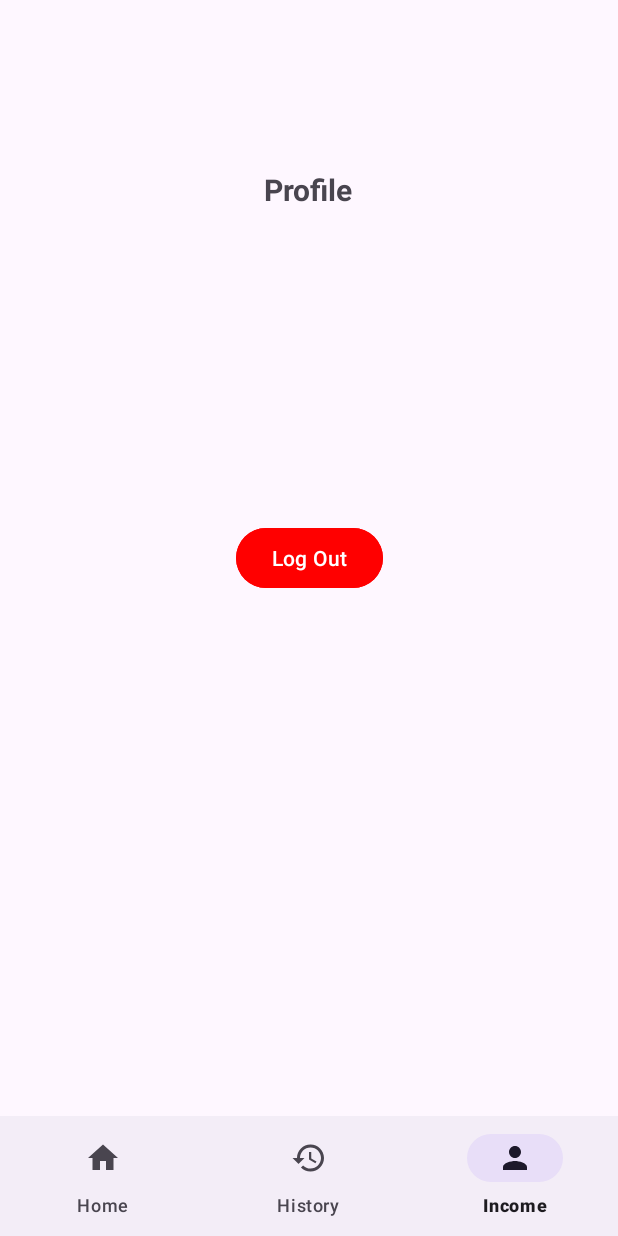
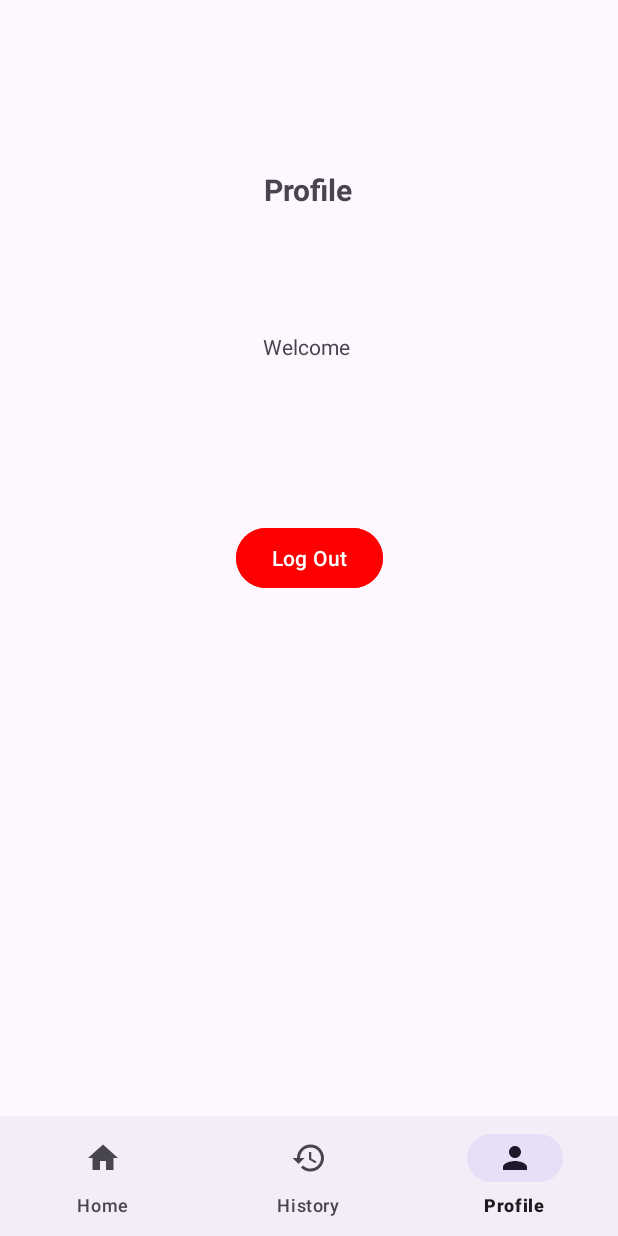
Before and after one commit to Drawins/ExpenseTracker, an Android app: the ProfileFragment screen opened through its navigation route, on a phone screen of 412 x 824 dp. Run offline under Robolectric (Android 15) with nearby library versions, the phone set to English and light mode, and no system bars; our stand-ins replace Firebase (no records; nobody signed in at launch, a user with empty details on screens opened directly), Room's generated code, navigation-ui.

Commit message:
improving ux

```diff
--- a/app/src/main/java/com/example/expensetracker/AddFragment.kt
+++ b/app/src/main/java/com/example/expensetracker/AddFragment.kt
@@ -1,5 +1,6 @@
 package com.example.expensetracker
 
+import android.annotation.SuppressLint
 import android.os.Build
 import android.os.Bundle
 import androidx.fragment.app.Fragment
@@ -27,6 +28,7 @@ class AddFragment : Fragment() {
     private lateinit var amountEditText: EditText
     private lateinit var service: ExpenseNotificationService
 
+    @SuppressLint("SimpleDateFormat")
     @RequiresApi(Build.VERSION_CODES.O)
     override fun onCreateView(
         inflater: LayoutInflater, container: ViewGroup?,
@@ -65,7 +67,6 @@ class AddFragment : Fragment() {
 
             findNavController().navigate(R.id.action_addFragment_to_displayFragment)
         }
-
         return binding.root
     }
 }
--- a/app/src/main/java/com/example/expensetracker/LocalNotification/MyApp.kt
+++ b/app/src/main/java/com/example/expensetracker/LocalNotification/MyApp.kt
@@ -16,7 +16,7 @@ class MyApp:Application() {
         if (Build.VERSION.SDK_INT >= Build.VERSION_CODES.O){
             val channel = NotificationChannel(
                 ExpenseNotificationService.EXPENSE_CHANNEL_ID,
-                "counter",
+                "Expense",
                 NotificationManager.IMPORTANCE_DEFAULT
             )
             channel.description = "Used to alert on addition of an income or expense"
--- a/app/src/main/java/com/example/expensetracker/ProfileFragment.kt
+++ b/app/src/main/java/com/example/expensetracker/ProfileFragment.kt
@@ -1,5 +1,7 @@
 package com.example.expensetracker
 
+import android.annotation.SuppressLint
+import android.app.AlertDialog
 import android.os.Bundle
 import androidx.fragment.app.Fragment
 import android.view.LayoutInflater
@@ -14,6 +16,7 @@ class ProfileFragment : Fragment() {
     private lateinit var binding: FragmentProfileBinding
     private lateinit var firebaseAuth: FirebaseAuth
 
+    @SuppressLint("SetTextI18n")
     override fun onCreateView(
         inflater: LayoutInflater, container: ViewGroup?,
         savedInstanceState: Bundle?
@@ -22,10 +25,31 @@ class ProfileFragment : Fragment() {
         binding = FragmentProfileBinding.inflate(inflater,container,false)
 
         firebaseAuth = FirebaseAuth.getInstance()
-        binding.button.setOnClickListener {
-            firebaseAuth.signOut()
-            findNavController().navigate(R.id.action_profileFragment_to_signInFragment)
-        }
+        binding.textView2.text = "Welcome"
+        signOutUser()
+
         return binding.root
     }
+
+    private fun signOutUser() {
+        binding.button.setOnClickListener {
+            val dialog = AlertDialog.Builder(requireContext())
+            dialog.apply {
+                setTitle("Sign Out")
+                setMessage("Are you sure you want to sign out?")
+                setNegativeButton("No"){
+                    negative,_ ->
+                    negative.cancel()
+                }
+                setPositiveButton("Yes"){
+                    positive,_ ->
+                    firebaseAuth.signOut()
+                    findNavController().navigate(R.id.action_profileFragment_to_signInFragment)
+                    positive.dismiss()
+                }
+            }
+            dialog.create()
+            dialog.show()
+        }
+    }
 }
--- a/app/src/main/java/com/example/expensetracker/RoomDataBase/ExpenseDataBase.kt
+++ b/app/src/main/java/com/example/expensetracker/RoomDataBase/ExpenseDataBase.kt
@@ -7,7 +7,7 @@ import androidx.room.RoomDatabase
 
 @Database(
     entities = [Expense::class],
-    version = 2
+    version = 1
 )
 abstract class ExpenseDataBase: RoomDatabase() {
 
--- a/app/src/main/res/layout/fragment_expense.xml
+++ b/app/src/main/res/layout/fragment_expense.xml
@@ -4,11 +4,12 @@
     xmlns:tools="http://schemas.android.com/tools"
     android:layout_width="match_parent"
     android:layout_height="match_parent"
-    tools:context=".ExpenseFragment">
+    tools:context=".ExpenseFragment"
+    android:padding="5dp">
 
     <androidx.recyclerview.widget.RecyclerView
         android:id="@+id/expenseRecyclerView"
-        android:layout_width="411dp"
+        android:layout_width="match_parent"
         android:layout_height="0dp"
         android:scrollbars="vertical"
         app:layout_constraintBottom_toBottomOf="parent"
@@ -22,6 +23,7 @@
         android:layout_width="match_parent"
         android:layout_height="wrap_content"
         android:orientation="horizontal"
+        android:gravity="right"
         app:layout_constraintBottom_toBottomOf="parent"
         app:layout_constraintEnd_toEndOf="parent"
         app:layout_constraintHorizontal_bias="0.995"
--- a/app/src/main/res/layout/fragment_profile.xml
+++ b/app/src/main/res/layout/fragment_profile.xml
@@ -36,4 +36,16 @@
         app:layout_constraintTop_toTopOf="parent"
         app:layout_constraintVertical_bias="0.5" />
 
+    <TextView
+        android:id="@+id/textView2"
+        android:layout_width="wrap_content"
+        android:layout_height="wrap_content"
+        android:text="TextView"
+        app:layout_constraintBottom_toBottomOf="parent"
+        app:layout_constraintEnd_toEndOf="parent"
+        app:layout_constraintHorizontal_bias="0.495"
+        app:layout_constraintStart_toStartOf="parent"
+        app:layout_constraintTop_toTopOf="parent"
+        app:layout_constraintVertical_bias="0.294" />
+
 </androidx.constraintlayout.widget.ConstraintLayout>
--- a/app/src/main/res/menu/bottom_nav.xml
+++ b/app/src/main/res/menu/bottom_nav.xml
@@ -12,6 +12,6 @@
         android:icon="@drawable/baseline_history_24"/>
     <item
         android:id="@+id/profileFragment"
-        android:title="Income"
+        android:title="Profile"
         android:icon="@drawable/baseline_person_24"/>
 </menu>
--- a/build.gradle.kts
+++ b/build.gradle.kts
@@ -12,6 +12,6 @@ buildscript {
 }
 
 plugins {
-    id("com.android.application") version "8.3.0" apply false
+    id("com.android.application") version "8.3.1" apply false
     id("org.jetbrains.kotlin.android") version "1.9.0" apply false
 }
```
Also changed, not shown: app/src/main/res/layout/expense_item.xml (+17 -13 lines), app/src/main/res/layout/fragment_add.xml (+4 -5 lines), app/src/main/res/layout/fragment_display.xml (+4 -4 lines).
